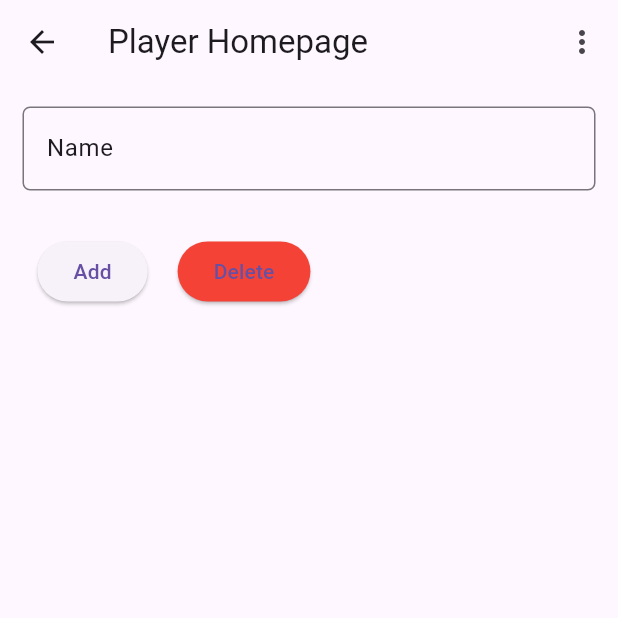
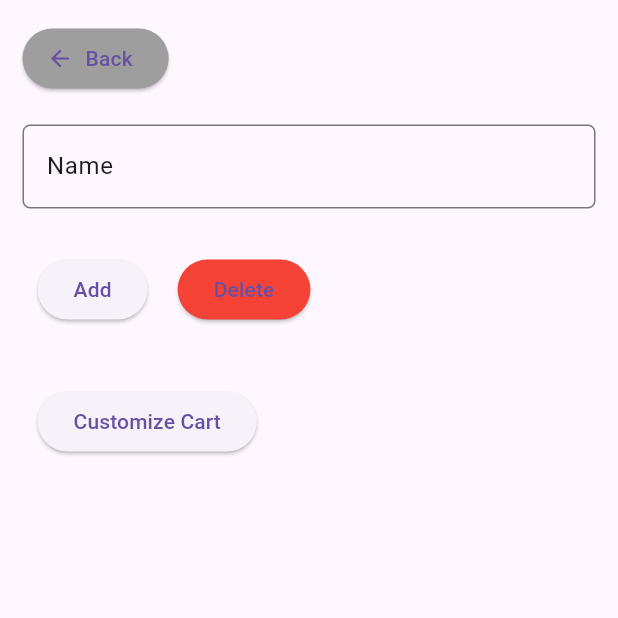
Before and after one commit to jefkeppens/AR_Project, a Flutter app: the screen it shows after launch, after a tap on the "add" icon, on a phone screen of 412 x 824 dp, the top half of it. Run offline on Flutter 3.47's test engine with Material 3 defaults, Android fonts, the phone set to English and light mode, and no system bars; our stand-ins replace permission_handler; missing offline and left inert: flutter_unity_widget; network calls fail.

Commit message:
Customization integration

```diff
--- a/cartissimo/lib/globals.dart
+++ b/cartissimo/lib/globals.dart
@@ -1,2 +1,4 @@
 String? globalPlayerName;
-String globalServer = 'young-parents-kick.loca.lt';
+String globalServer = 'olive-walls-cough-103-181-349-27.loca.lt';
+// json-server --watch
+// lt --subdomain olive-walls-cough-103-181-349-27 --port 3000
--- a/cartissimo/lib/pages/player_detail.dart
+++ b/cartissimo/lib/pages/player_detail.dart
@@ -1,3 +1,4 @@
+import 'package:cartissimo/pages/ar_page_customize_cart.dart';
 import 'package:flutter/material.dart';
 import '../models/player.dart';
 import '../apis/player_api.dart';
@@ -46,23 +47,6 @@ class _PlayerDetailPageState extends State<PlayerDetailPage> {
   @override
   Widget build(BuildContext context) {
     return Scaffold(
-      appBar: AppBar(
-        title: const Text("Player Homepage"),
-        actions: <Widget>[
-          PopupMenuButton<String>(
-            onSelected: _menuSelected,
-            itemBuilder: (BuildContext context) {
-              return choices.asMap().entries.map((entry) {
-                return PopupMenuItem<String>(
-                  value: entry.key.toString(),
-                  child: Text(entry.value),
-                );
-              }).toList();
-            },
-          ),
-        ],
-      ),
-
       body: Container(
         padding: const EdgeInsets.all(5.0),
         child: _playerDetails(),
@@ -83,6 +67,21 @@ class _PlayerDetailPageState extends State<PlayerDetailPage> {
   padding: const EdgeInsets.all(10.0),
   child: Column(
     children: <Widget>[
+      // Add a button to go back at the top left
+      Align(
+        alignment: Alignment.topLeft,
+        child: ElevatedButton.icon(
+          onPressed: () {
+            Navigator.pop(context); // Go back to the previous page
+          },
+          icon: const Icon(Icons.arrow_back),
+          label: const Text("Back"),
+          style: ElevatedButton.styleFrom(
+            backgroundColor: Colors.grey, // Optional: change button color
+          ),
+        ),
+      ),
+      const SizedBox(height: 20), // Add spacing between the top button and the form
       TextField(
         controller: nameController,
         style: textStyle,
@@ -95,7 +94,7 @@ class _PlayerDetailPageState extends State<PlayerDetailPage> {
           ),
         ),
       ),
-          const SizedBox(height: 20), // Add some space between the TextField and buttons
+      const SizedBox(height: 20), // Add space between the TextField and buttons
       Row(
         mainAxisAlignment: MainAxisAlignment.start,
         children: <Widget>[
@@ -116,12 +115,31 @@ class _PlayerDetailPageState extends State<PlayerDetailPage> {
               child: const Text("Delete"),
             ),
           )
+        ],
+      ),
+      const SizedBox(height: 20),
+      Row(
+        mainAxisAlignment: MainAxisAlignment.start,
+        children: [
+          Container(
+            margin: const EdgeInsets.all(10),
+            child: ElevatedButton(
+              onPressed: () {
+                Navigator.push(
+                  context,
+                  MaterialPageRoute(builder: (context) => ArPageCustomizeCart(player: player!)), // Replace `DifferentPage` with the actual page widget
+                );
+              },
+              child: const Text("Customize Cart"),
+            ),
+          )
+        ],
+      ),
 
     ],
   ),
-        ],
-      ),
 );
+
   }
 }
 
```
Also changed, not shown: cartissimo/json_server_local/db.json (+8 -4 lines), cartissimo/lib/pages/ar_page_customize_cart.dart (+14 -2 lines). Lines whose indentation alone changed are shown as unchanged.
